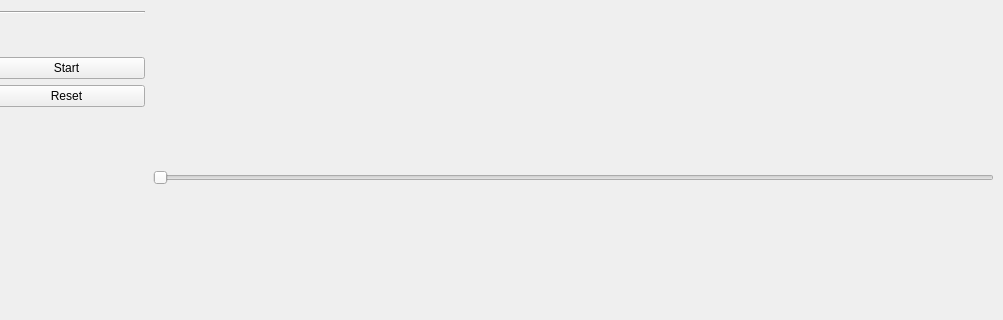
ZeCroque/EconomicEngine, file EconomicEngineDebugGUI/EconomicEngineDebugGUI.ui: the form before one commit; both pictures show x 197 to 1200 and y 193 to 513 of the 1200 by 680 pixel window.
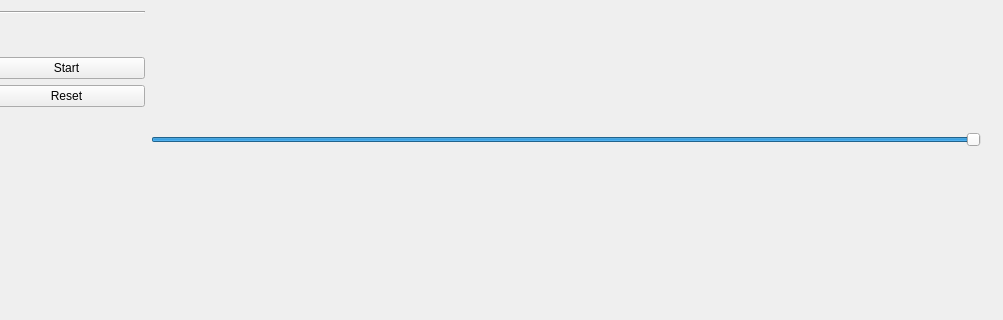
The form after the commit. Custom widgets are drawn as their Qt base class.

Commit message: Refacto -> NavSlider:  Rework NavSlider

What changed in the file:
```diff
--- a/EconomicEngineDebugGUI/EconomicEngineDebugGUI.ui
+++ b/EconomicEngineDebugGUI/EconomicEngineDebugGUI.ui
@@ -228,6 +228,8 @@
       </layout>
      </item>
      <item>
+      <layout class="QVBoxLayout" name="layPlot">
+       <item>
       <widget class="QCustomPlot" name="customPlot" native="true">
        <property name="minimumSize">
         <size>
@@ -243,20 +245,19 @@
        </property>
       </widget>
      </item>
-    </layout>
-   </widget>
-   <widget class="QSlider" name="horizontalXSlider">
-    <property name="geometry">
-     <rect>
-      <x>350</x>
-      <y>360</y>
-      <width>841</width>
-      <height>22</height>
-     </rect>
+       <item>
+        <widget class="QSlider" name="horSlidXNav">
+         <property name="value">
+          <number>99</number>
     </property>
     <property name="orientation">
      <enum>Qt::Horizontal</enum>
     </property>
+        </widget>
+       </item>
+      </layout>
+     </item>
+    </layout>
    </widget>
   </widget>
   <widget class="QStatusBar" name="statusBar">
```
Lines whose indentation alone changed are shown as unchanged. The commit also changes 2 other files.
